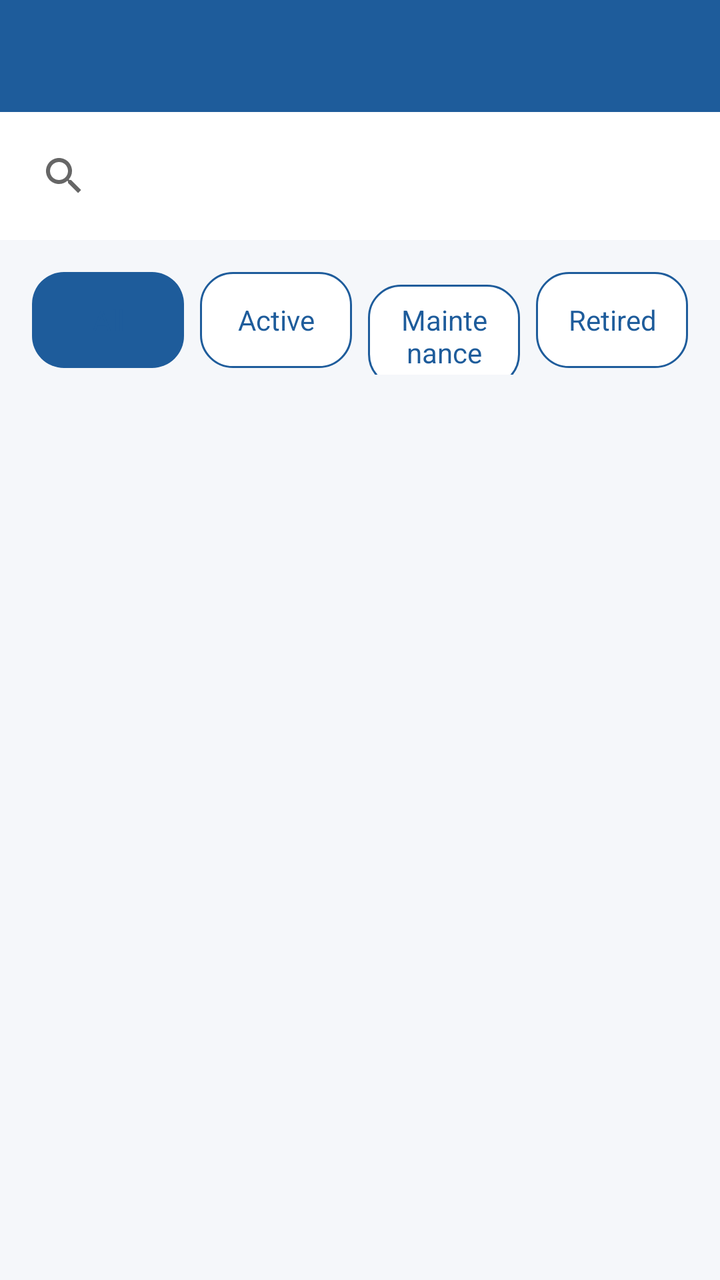
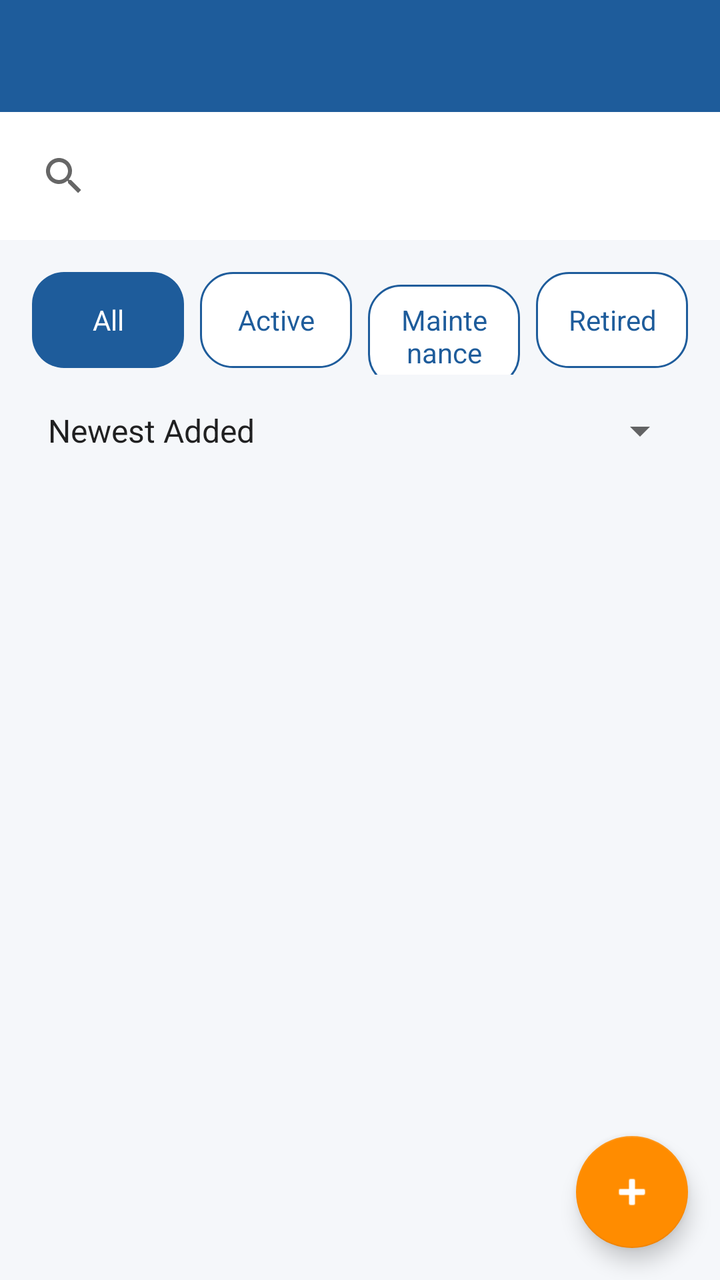

Before-and-after screenshots of an Android layout around one commit, followed by the original layout XML and the change that was made.
<!-- AndroidManifest.xml: application theme Theme.Drivo -->
<!-- res/layout/fragment_vehicle_list.xml -->
<?xml version="1.0" encoding="utf-8"?>
<LinearLayout xmlns:android="http://schemas.android.com/apk/res/android"
    android:layout_width="match_parent"
    android:layout_height="match_parent"
    android:orientation="vertical"
    android:background="@color/colorBackground">

    
    <androidx.appcompat.widget.Toolbar
        android:id="@+id/toolbar"
        android:layout_width="match_parent"
        android:layout_height="?attr/actionBarSize"
        android:background="@color/colorPrimary"
        android:title="@string/title_fleet" />

    
    <SearchView
        android:id="@+id/search_view"
        android:layout_width="match_parent"
        android:layout_height="wrap_content"
        android:queryHint="@string/search_vehicles"
        android:background="@color/colorSurface"
        android:padding="@dimen/margin_item" />

    
    <include
        layout="@layout/layout_filter_bar"
        android:layout_width="match_parent"
        android:layout_height="wrap_content" />

    
    <androidx.recyclerview.widget.RecyclerView
        android:id="@+id/recycler_vehicles"
        android:layout_width="match_parent"
        android:layout_height="0dp"
        android:layout_weight="1"
        android:padding="@dimen/margin_screen"
        android:clipToPadding="false" />

</LinearLayout>
<!-- res/layout/layout_filter_bar.xml (included above) -->
<?xml version="1.0" encoding="utf-8"?>
<RadioGroup xmlns:android="http://schemas.android.com/apk/res/android"
    android:id="@+id/radio_filter"
    android:layout_width="match_parent"
    android:layout_height="wrap_content"
    android:orientation="horizontal"
    android:padding="@dimen/margin_screen">

    <RadioButton
        android:id="@+id/rb_all"
        android:layout_width="0dp"
        android:layout_height="wrap_content"
        android:layout_weight="1"
        android:layout_marginEnd="@dimen/margin_item"
        android:button="@null"
        android:background="@drawable/bg_radio_chip"
        android:gravity="center"
        android:paddingStart="@dimen/margin_screen"
        android:paddingEnd="@dimen/margin_screen"
        android:paddingTop="@dimen/margin_item"
        android:paddingBottom="@dimen/margin_item"
        android:text="@string/filter_all"
        android:textColor="@color/colorPrimary"
        android:checked="true" />

    <RadioButton
        android:id="@+id/rb_active"
        android:layout_width="0dp"
        android:layout_height="wrap_content"
        android:layout_weight="1"
        android:layout_marginEnd="@dimen/margin_item"
        android:button="@null"
        android:background="@drawable/bg_radio_chip"
        android:gravity="center"
        android:paddingStart="@dimen/margin_screen"
        android:paddingEnd="@dimen/margin_screen"
        android:paddingTop="@dimen/margin_item"
        android:paddingBottom="@dimen/margin_item"
        android:text="@string/filter_active"
        android:textColor="@color/colorPrimary" />

    <RadioButton
        android:id="@+id/rb_maintenance"
        android:layout_width="0dp"
        android:layout_height="wrap_content"
        android:layout_weight="1"
        android:layout_marginEnd="@dimen/margin_item"
        android:button="@null"
        android:background="@drawable/bg_radio_chip"
        android:gravity="center"
        android:paddingStart="@dimen/margin_screen"
        android:paddingEnd="@dimen/margin_screen"
        android:paddingTop="@dimen/margin_item"
        android:paddingBottom="@dimen/margin_item"
        android:text="@string/filter_maintenance"
        android:textColor="@color/colorPrimary" />

    <RadioButton
        android:id="@+id/rb_retired"
        android:layout_width="0dp"
        android:layout_height="wrap_content"
        android:layout_weight="1"
        android:button="@null"
        android:background="@drawable/bg_radio_chip"
        android:gravity="center"
        android:paddingStart="@dimen/margin_screen"
        android:paddingEnd="@dimen/margin_screen"
        android:paddingTop="@dimen/margin_item"
        android:paddingBottom="@dimen/margin_item"
        android:text="@string/filter_retired"
        android:textColor="@color/colorPrimary" />

</RadioGroup>
<!-- resources referenced by this layout -->
<resources>
  <color name="colorBackground">#F5F7FA</color>
  <color name="colorPrimary">#1E5C9B</color>
  <color name="colorSurface">#FFFFFF</color>
  <dimen name="margin_item">8dp</dimen>
  <dimen name="margin_screen">16dp</dimen>
  <!-- drawable bg_radio_chip (drawable) -->
  <?xml version="1.0" encoding="utf-8"?>
  <selector xmlns:android="http://schemas.android.com/apk/res/android">
      <item android:state_checked="true">
          <shape>
              <solid android:color="@color/colorPrimary"/>
              <corners android:radius="@dimen/corner_radius_chip"/>
          </shape>
      </item>
      <item>
          <shape>
              <solid android:color="@color/colorSurface"/>
              <corners android:radius="@dimen/corner_radius_chip"/>
              <stroke android:width="1dp" android:color="@color/colorPrimary"/>
          </shape>
      </item>
  </selector>
  <string name="filter_active">Active</string>
  <string name="filter_all">All</string>
  <string name="filter_maintenance">Maintenance</string>
  <string name="filter_retired">Retired</string>
  <string name="search_vehicles">Search vehicles...</string>
  <string name="title_fleet">Fleet</string>
  <style name="Theme.Drivo" parent="Theme.MaterialComponents.DayNight.NoActionBar">
          <item name="colorPrimary">@color/colorPrimary</item>
          <item name="colorPrimaryVariant">@color/colorPrimaryDark</item>
          <item name="colorOnPrimary">@color/white</item>
          <item name="colorSecondary">@color/colorAccent</item>
          <item name="android:windowBackground">@color/colorBackground</item>
      </style>
  <dimen name="corner_radius_chip">16dp</dimen>
  <color name="colorPrimaryDark">#1E3A5F</color>
  <color name="white">#FFFFFF</color>
  <color name="colorAccent">#FF8C00</color>
</resources>

<!-- the commit's change to res/layout/fragment_vehicle_list.xml (unified diff, before → after) -->
@@ -1,9 +1,14 @@
 <?xml version="1.0" encoding="utf-8"?>
-<LinearLayout xmlns:android="http://schemas.android.com/apk/res/android"
+<FrameLayout xmlns:android="http://schemas.android.com/apk/res/android"
+    xmlns:app="http://schemas.android.com/apk/res-auto"
     android:layout_width="match_parent"
     android:layout_height="match_parent"
-    android:orientation="vertical"
     android:background="@color/colorBackground">
+
+    <LinearLayout
+        android:layout_width="match_parent"
+        android:layout_height="match_parent"
+        android:orientation="vertical">
 
     
     <androidx.appcompat.widget.Toolbar
@@ -28,16 +33,37 @@
         android:layout_width="match_parent"
         android:layout_height="wrap_content" />
 
-    
-    <androidx.recyclerview.widget.RecyclerView
-        android:id="@+id/recycler_vehicles"
-        android:layout_width="match_parent"
-        android:layout_height="0dp"
-        android:layout_weight="1"
-        android:padding="@dimen/margin_screen"
-        android:clipToPadding="false" />
+        <Spinner
+            android:id="@+id/spinner_sort"
+            android:layout_width="match_parent"
+            android:layout_height="wrap_content"
+            android:layout_marginStart="@dimen/margin_screen"
+            android:layout_marginEnd="@dimen/margin_screen"
+            android:layout_marginBottom="@dimen/margin_item"
+            android:entries="@array/vehicle_sort_options" />
 
-</LinearLayout>
+        
+        <androidx.recyclerview.widget.RecyclerView
+            android:id="@+id/recycler_vehicles"
+            android:layout_width="match_parent"
+            android:layout_height="0dp"
+            android:layout_weight="1"
+            android:padding="@dimen/margin_screen"
+            android:clipToPadding="false" />
+
+    </LinearLayout>
+
+    <com.google.android.material.floatingactionbutton.FloatingActionButton
+        android:id="@+id/fab_add_vehicle"
+        android:layout_width="wrap_content"
+        android:layout_height="wrap_content"
+        android:layout_gravity="bottom|end"
+        android:layout_margin="@dimen/margin_screen"
+        android:contentDescription="@string/add_vehicle"
+        android:src="@android:drawable/ic_input_add"
+        app:tint="@color/white" />
+
+</FrameLayout>
 <!-- res/layout/layout_filter_bar.xml (included above) -->
 <?xml version="1.0" encoding="utf-8"?>
 <RadioGroup xmlns:android="http://schemas.android.com/apk/res/android"
@@ -61,7 +87,7 @@
         android:paddingTop="@dimen/margin_item"
         android:paddingBottom="@dimen/margin_item"
         android:text="@string/filter_all"
-        android:textColor="@color/colorPrimary"
+        android:textColor="@color/radio_chip_text_color"
         android:checked="true" />
 
     <RadioButton
@@ -78,7 +104,7 @@
         android:paddingTop="@dimen/margin_item"
         android:paddingBottom="@dimen/margin_item"
         android:text="@string/filter_active"
-        android:textColor="@color/colorPrimary" />
+        android:textColor="@color/radio_chip_text_color" />
 
     <RadioButton
         android:id="@+id/rb_maintenance"
@@ -94,7 +120,7 @@
         android:paddingTop="@dimen/margin_item"
         android:paddingBottom="@dimen/margin_item"
         android:text="@string/filter_maintenance"
-        android:textColor="@color/colorPrimary" />
+        android:textColor="@color/radio_chip_text_color" />
 
     <RadioButton
         android:id="@+id/rb_retired"
@@ -109,6 +135,6 @@
         android:paddingTop="@dimen/margin_item"
         android:paddingBottom="@dimen/margin_item"
         android:text="@string/filter_retired"
-        android:textColor="@color/colorPrimary" />
+        android:textColor="@color/radio_chip_text_color" />
 
 </RadioGroup>
<!-- resource entries referenced after the edit -->
@@ -1,5 +1,11 @@
 <!-- resources referenced by this layout -->
 <resources>
+  <string-array name="vehicle_sort_options">
+          <item>Newest Added</item>
+          <item>Year (Newest First)</item>
+          <item>Maintenance Cost (High to Low)</item>
+          <item>Registration (A-Z)</item>
+      </string-array>
   <color name="colorBackground">#F5F7FA</color>
   <color name="colorPrimary">#1E5C9B</color>
   <color name="colorSurface">#FFFFFF</color>
@@ -22,6 +28,7 @@
           </shape>
       </item>
   </selector>
+  <string name="add_vehicle">Add Vehicle</string>
   <string name="filter_active">Active</string>
   <string name="filter_all">All</string>
   <string name="filter_maintenance">Maintenance</string>
